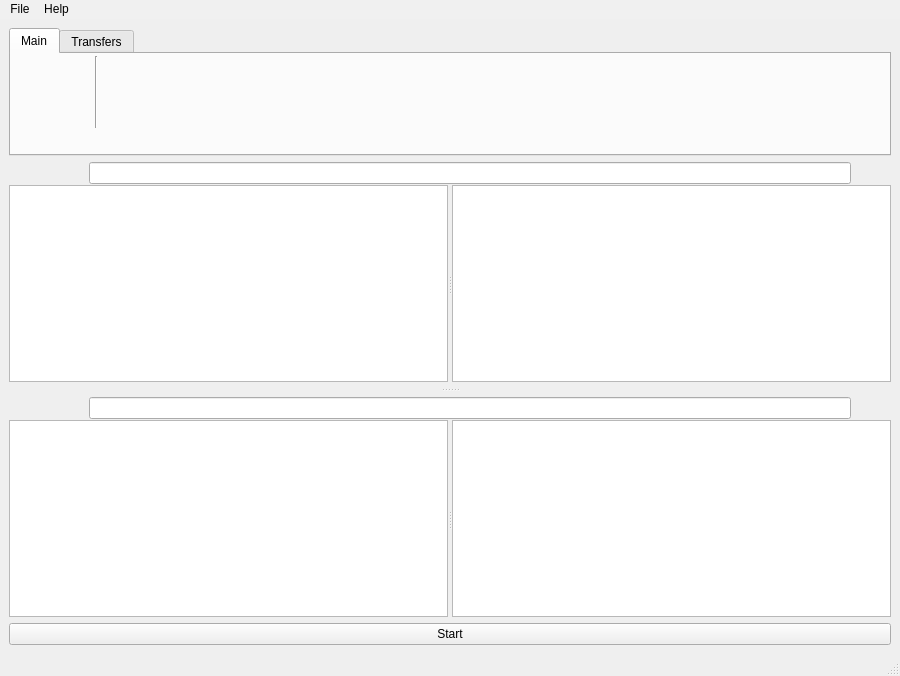
Above: gvDataBackup_MainWindow.ui from geoffvargo/gvDataBackup before the change. Below: the same form after it.
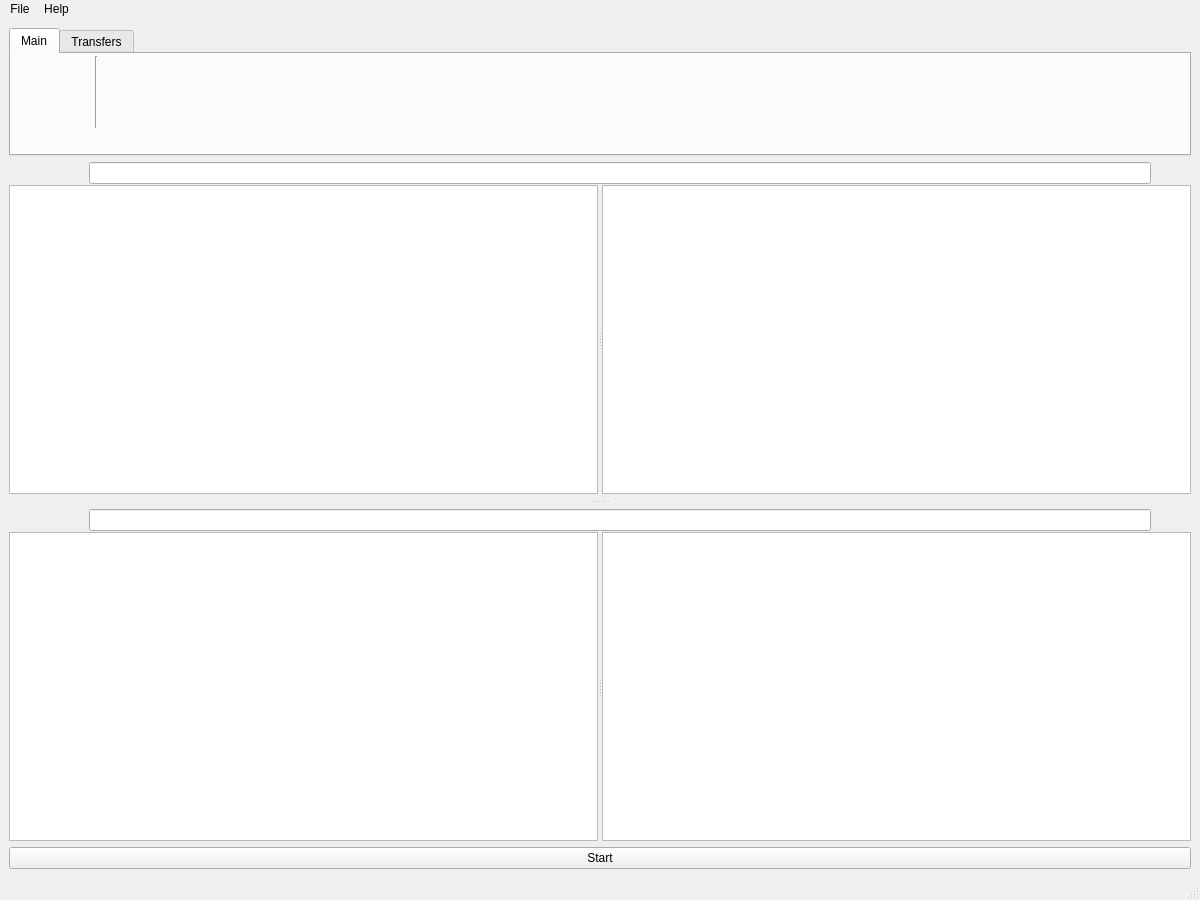
That is the form after the change. Icons and pictures are not drawn.

Commit message: finally figured out how to get the filepath from the directory treeview

What changed in the file:
```diff
--- a/gvDataBackup_MainWindow.ui
+++ b/gvDataBackup_MainWindow.ui
@@ -6,8 +6,8 @@
    <rect>
     <x>0</x>
     <y>0</y>
-    <width>900</width>
-    <height>676</height>
+    <width>1200</width>
+    <height>900</height>
    </rect>
   </property>
   <property name="sizePolicy">
@@ -223,6 +223,9 @@
            <property name="alternatingRowColors">
             <bool>true</bool>
            </property>
+           <property name="sortingEnabled">
+            <bool>true</bool>
+           </property>
           </widget>
           <widget class="QListView" name="sourceFileListView"/>
          </widget>
@@ -477,7 +480,7 @@
     <rect>
      <x>0</x>
      <y>0</y>
-     <width>900</width>
+     <width>1200</width>
      <height>25</height>
     </rect>
    </property>
```
Left out of the diff: 7 changed lines with no effect on the pictures. The commit also changes 2 other files.
